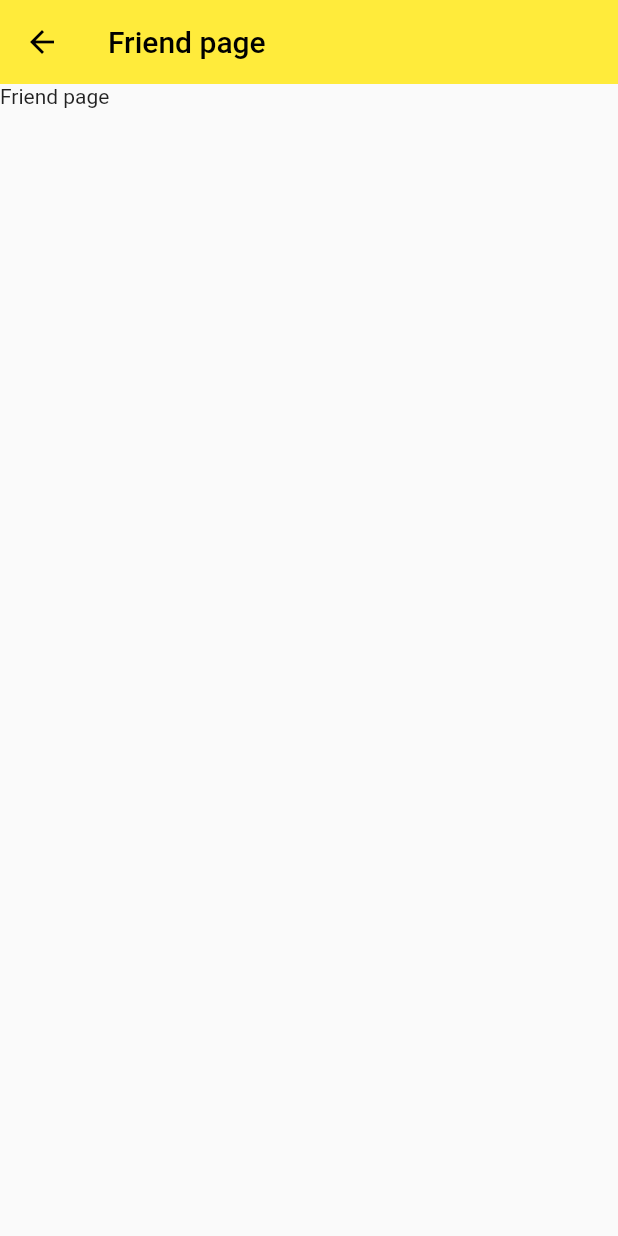
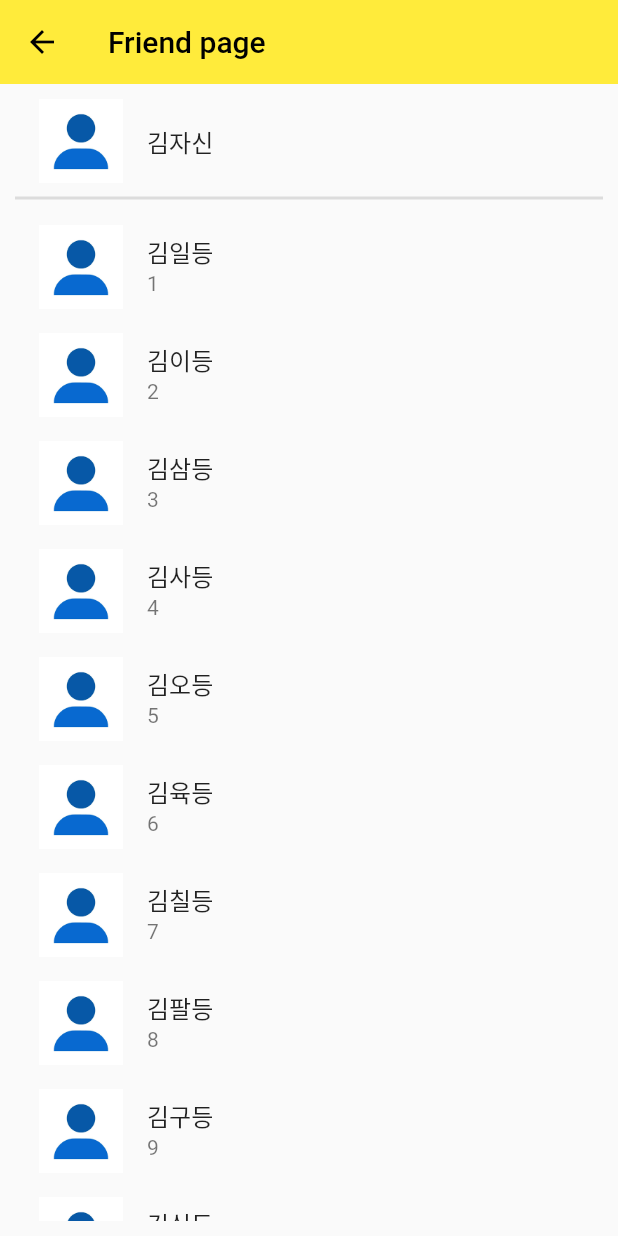
Before and after one commit to StarJins/pineapple_tok, a Flutter app: the FriendPage screen opened by its route, on a phone screen of 412 x 824 dp. Run offline on Flutter 3.47's test engine with Material 2 defaults, Android fonts, the phone set to English and light mode, and no system bars.

Commit message:
login_page.dart 리팩토링   - widget 함수화
friend_page.dart 구현
  - 자기 자신 프로필 표시
  - 친구 데이터 가져와서 표시

json dummy 데이터 생성 및 읽기

```diff
--- /dev/null
+++ b/dummy_data/friend_list.txt
@@ -0,0 +1,69 @@
+{
+  "friendList": [
+    {
+      "id": 1,
+      "picturePath": "assets/basic_profile_picture.png",
+      "name": "김일등"
+    },
+    {
+      "id": 2,
+      "picturePath": "assets/basic_profile_picture.png",
+      "name": "김이등"
+    },
+    {
+      "id": 3,
+      "picturePath": "assets/basic_profile_picture.png",
+      "name": "김삼등"
+    },
+    {
+      "id": 4,
+      "picturePath": "assets/basic_profile_picture.png",
+      "name": "김사등"
+    },
+    {
+      "id": 5,
+      "picturePath": "assets/basic_profile_picture.png",
+      "name": "김오등"
+    },
+    {
+      "id": 6,
+      "picturePath": "assets/basic_profile_picture.png",
+      "name": "김육등"
+    },
+    {
+      "id": 7,
+      "picturePath": "assets/basic_profile_picture.png",
+      "name": "김칠등"
+    },
+    {
+      "id": 8,
+      "picturePath": "assets/basic_profile_picture.png",
+      "name": "김팔등"
+    },
+    {
+      "id": 9,
+      "picturePath": "assets/basic_profile_picture.png",
+      "name": "김구등"
+    },
+    {
+      "id": 10,
+      "picturePath": "assets/basic_profile_picture.png",
+      "name": "김십등"
+    },
+    {
+      "id": 11,
+      "picturePath": "assets/basic_profile_picture.png",
+      "name": "김십일등"
+    },
+    {
+      "id": 12,
+      "picturePath": "assets/basic_profile_picture.png",
+      "name": "김십이등"
+    },
+    {
+      "id": 13,
+      "picturePath": "assets/basic_profile_picture.png",
+      "name": "김십삼등"
+    }
+  ]
+}
--- /dev/null
+++ b/dummy_data/my_profile.txt
@@ -0,0 +1,6 @@
+{
+  "myProfile": {
+    "picturePath": "assets/basic_profile_picture.png",
+    "name": "김자신"
+  }
+}
--- /dev/null
+++ b/lib/data/friend.dart
@@ -0,0 +1,33 @@
+import 'package:flutter/services.dart';
+import 'dart:convert';
+import 'package:pineapple_tok/data/profile.dart';
+import 'dart:async';
+
+
+class Friend extends Profile {
+  late int id;
+
+  Friend(this.id, String picturePath, String name) : super(picturePath, name);
+
+  @override
+  String toString() {
+    return 'id: $id, path: $picturePath, name: $name';
+  }
+
+  factory Friend.getMyProfile(int id, String picturePath, String name) {
+    return Friend(id, picturePath, name);
+  }
+}
+
+class FriendHandler {
+  Future<List<Friend>> updateFriendList() async {
+    String jsonData = await rootBundle.loadString('dummy_data/friend_list.txt');
+    dynamic parsingData = jsonDecode(jsonData);
+
+    List<Friend> friendList = [];
+    for (var x in parsingData['friendList']) {
+      friendList.add(Friend.getMyProfile(x['id'], x['picturePath'], x['name']));
+    }
+    return friendList;
+  }
+}
--- /dev/null
+++ b/lib/data/my_profile.dart
@@ -0,0 +1,20 @@
+import 'package:flutter/services.dart';
+import 'dart:convert';
+import 'package:pineapple_tok/data/profile.dart';
+import 'dart:async';
+
+class MyProfile extends Profile {
+  MyProfile(String picturePath, String name) : super(picturePath, name);
+
+  factory MyProfile.getMyProfile(String picturePath, String name) {
+    return MyProfile(picturePath, name);
+  }
+}
+
+class MyProfileHandler {
+  Future<MyProfile> updateMyProfile() async {
+    String jsonData = await rootBundle.loadString('dummy_data/my_profile.txt');
+    dynamic parsingData = jsonDecode(jsonData);
+    return MyProfile.getMyProfile(parsingData['myProfile']['picturePath'], parsingData['myProfile']['name']);
+  }
+}
--- /dev/null
+++ b/lib/data/profile.dart
@@ -0,0 +1,11 @@
+class Profile {
+  late String picturePath;
+  late String name;
+
+  Profile(this.picturePath, this.name);
+
+  @override
+  String toString() {
+    return 'path: $picturePath, name: $name';
+  }
+}
--- a/lib/friend_page.dart
+++ /dev/null
@@ -1,17 +0,0 @@
-import 'package:flutter/material.dart';
-
-class FriendPage extends StatelessWidget {
-  const FriendPage({Key? key}) : super(key: key);
-
-  @override
-  Widget build(BuildContext context) {
-    return Scaffold(
-      appBar: AppBar(
-        leading: null,
-        title: Text('Friend page'),
-        elevation: 0.0,
-      ),
-      body: Text('Friend page'),
-    );
-  }
-}
--- /dev/null
+++ b/lib/friend_page/friend_page.dart
@@ -0,0 +1,113 @@
+import 'package:flutter/material.dart';
+import 'package:pineapple_tok/data/friend.dart';
+import 'package:pineapple_tok/data/my_profile.dart';
+
+class FriendPage extends StatefulWidget {
+  const FriendPage({Key? key}) : super(key: key);
+
+  @override
+  State<FriendPage> createState() => _FriendPageState();
+}
+
+class _FriendPageState extends State<FriendPage> {
+  late Future<MyProfile> myProfile;
+  late Future<List<Friend>> friendList;
+
+  // initState는 statefulWidget이 생성될 때 제일 처음에 호출된다.
+  // initState와 반대의 개념인 deactivate도 존재한다.
+  @override
+  void initState() {
+    // TODO: implement initState
+    super.initState();
+
+    // data load
+    myProfile = loadMyProfile();
+    myProfile = loadMyProfile();
+    friendList = loadFriendList();
+  }
+
+  @override
+  Widget build(BuildContext context) {
+    return Scaffold(
+      appBar: AppBar(
+        title: Text('Friend page'),
+        elevation: 0.0,
+      ),
+      body: Padding(
+        padding: const EdgeInsets.all(10.0),
+        child: Column(
+          children: [
+            _buildMyProfile(),
+            Divider(
+              height: 20,
+              thickness: 2.0,
+            ),
+            _buildFriendList(),
+          ],
+        ),
+      ),
+    );
+  }
+
+  FutureBuilder<List<Friend>> _buildFriendList() {
+    // Future 타입에 담아둔 값을 사용하기 위해 FutureBuilder 사용
+    return FutureBuilder(
+      future: friendList,
+      builder: (context, snapshot) {
+        if (snapshot.hasData) {
+          // Column안에 Listview를 다른 Widget가 같이 넣을 때, 높이를 지정해야 된다.
+          // 이때 남은 공간을 다 차지하게 하기 위해 Expanded widget 사용
+          return Expanded(
+            child: ListView(
+              children: [
+                for (var x in snapshot.data!)
+                  ListTile(
+                    leading: Image.asset(x.picturePath),
+                    title: Text(x.name),
+                    subtitle: Text(x.id.toString()),
+                  ),
+              ],
+            ),
+          );
+        }
+        else if (snapshot.hasError) {
+          return Text('${snapshot.error}');
+        }
+        else {
+          return const CircularProgressIndicator();
+        }
+      },
+    );
+  }
+
+  FutureBuilder<MyProfile> _buildMyProfile() {
+    // Future 타입에 담아둔 값을 사용하기 위해 FutureBuilder 사용
+    return FutureBuilder(
+      future: myProfile,
+      builder: (context, snapshot) {
+        if (snapshot.hasData) {
+          return ListTile(
+            leading: Image.asset(snapshot.data!.picturePath),
+            title: Text(snapshot.data!.name),
+          );
+        }
+        else if (snapshot.hasError) {
+          return Text('${snapshot.error}');
+        }
+        else {
+          return const CircularProgressIndicator();
+        }
+      },
+    );
+  }
+
+  Future<MyProfile> loadMyProfile() async {
+    MyProfileHandler p = MyProfileHandler();
+    return p.updateMyProfile();
+  }
+
+  Future<List<Friend>> loadFriendList() async {
+    FriendHandler f = FriendHandler();
+    return f.updateFriendList();
+  }
+}
--- a/lib/main.dart
+++ b/lib/main.dart
@@ -1,6 +1,6 @@
 import 'package:flutter/material.dart';
 import 'package:pineapple_tok/login_page/login_page.dart';
-import 'package:pineapple_tok/friend_page.dart';
+import 'package:pineapple_tok/friend_page/friend_page.dart';
 
 void main() => runApp(MyApp());
 
--- a/pubspec.yaml
+++ b/pubspec.yaml
@@ -35,6 +35,7 @@ dependencies:
   # The following adds the Cupertino Icons font to your application.
   # Use with the CupertinoIcons class for iOS style icons.
   cupertino_icons: ^1.0.2
+  path_provider: ^2.0.14
 
 dev_dependencies:
   flutter_test:
@@ -61,6 +62,7 @@ flutter:
   # To add assets to your application, add an assets section, like this:
   assets:
     - assets/
+    - dummy_data/
   # assets:
   #   - images/a_dot_burr.jpeg
   #   - images/a_dot_ham.jpeg
```
Also changed, not shown: dummy_data/account_list.txt (added, +8 -0 lines), lib/data/account.dart (added, +18 -0 lines), lib/login_page/login_page.dart (+60 -63 lines), assets/basic_profile_picture.png (added), pubspec.lock, 2 other files.
